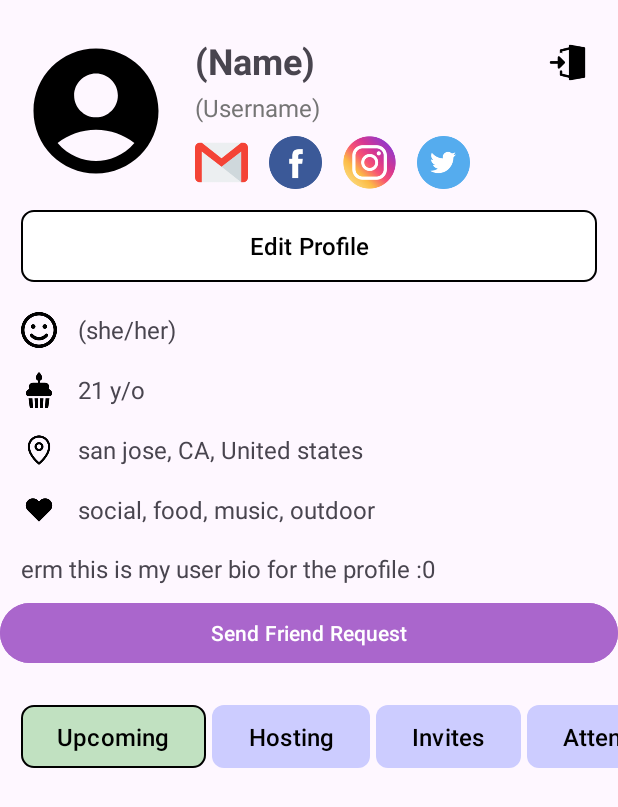
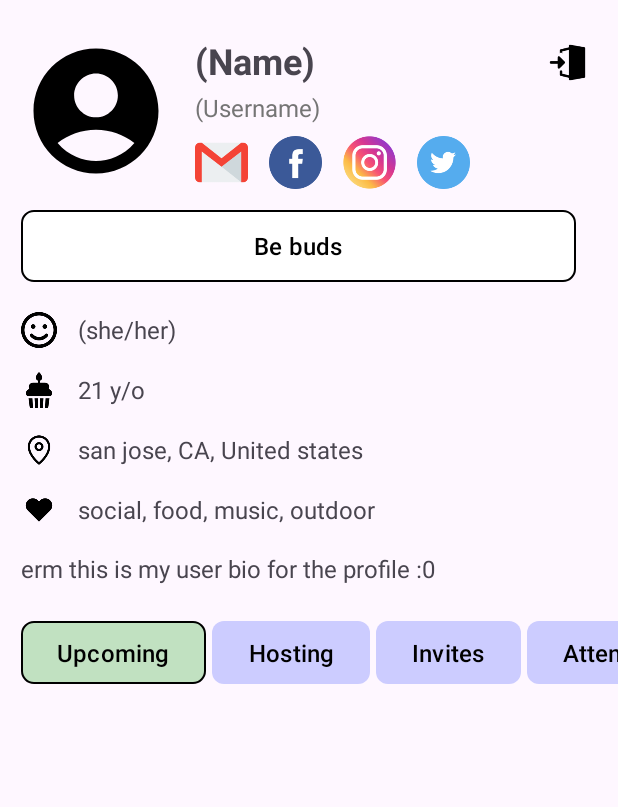
Before and after one commit to Opbabe/TEAMROOT, an Android app: the fragment UserProfileFragment placed in its activity, on a phone screen of 412 x 824 dp. Shown: the top 807 px of the screen. Run offline under Robolectric (Android 15) with nearby library versions, the light colour scheme and no system bars; our stand-ins replace CircleImageView, Firebase (no records; nobody signed in at launch, a user with empty details on screens opened directly), Picasso, navigation-ui; 11 statements that could not run were skipped.

Commit message:
friend request button ui on profile and display interests after save profile

```diff
--- a/app/src/main/java/edu/sjsu/sase/android/roots/user/UserProfileFragment.java
+++ b/app/src/main/java/edu/sjsu/sase/android/roots/user/UserProfileFragment.java
@@ -101,6 +101,7 @@
         tvPronouns.setText(userToDisplay.getPronouns());
         tvAge.setText(userToDisplay.getAge());
         tvLocation.setText(userToDisplay.getLocation());
+        tvInterests.setText(userToDisplay.getInterests());
         tvBio.setText(userToDisplay.getBio());
 
 
@@ -140,8 +141,11 @@
         //if viewing own profile hide button
         if (userToDisplay.getId().equals(currUser.getId())) {
             sendRequestBtn.setVisibility(View.GONE);
+            editProfileBtn.setVisibility(View.VISIBLE);
         } else {
+            sendRequestBtn.setVisibility(View.VISIBLE);
             sendRequestBtn.setOnClickListener(v -> sendFriendRequest());
+            editProfileBtn.setVisibility(View.GONE);
         }
 
         ImageView logoutBtn = view.findViewById(R.id.logoutBtn);
--- a/app/src/main/res/layout/fragment_user_profile.xml
+++ b/app/src/main/res/layout/fragment_user_profile.xml
@@ -137,6 +137,18 @@
                     android:visibility="visible"
                     android:textSize="@dimen/regular_text"
                     app:backgroundTint="@null" />
+                <Button
+                    android:id="@+id/btnSendFriendRequest"
+                    android:layout_width="match_parent"
+                    android:layout_height="wrap_content"
+                    android:layout_weight="1"
+                    android:layout_marginEnd="@dimen/page_padding"
+                    android:background="@drawable/button_selector"
+                    android:visibility="gone"
+                    android:text="Be buds"
+                    android:textColor="@color/black"
+                    android:textSize="@dimen/regular_text"
+                    app:backgroundTint="@null" />
 
                 <LinearLayout
                     android:layout_width="match_parent"
@@ -145,7 +157,7 @@
                     android:visibility="gone">
 
                     <Button
-                        android:id="@+id/beBudsBtn"
+                        android:id="@+id/SendFriendRequest"
                         android:layout_width="0dp"
                         android:layout_height="wrap_content"
                         android:layout_weight="1"
@@ -309,18 +321,20 @@
                 app:layout_constraintStart_toStartOf="parent"
                 app:layout_constraintEnd_toEndOf="parent" />
 
-            <!-- Friend Request Button -->
-            <Button
-                android:id="@+id/btnSendFriendRequest"
-                android:layout_width="0dp"
-                android:layout_height="wrap_content"
-                android:text="Send Friend Request"
-                android:layout_marginTop="8dp"
-                android:backgroundTint="@android:color/holo_purple"
-                android:textColor="@android:color/white"
-                app:layout_constraintTop_toBottomOf="@id/tvBio"
-                app:layout_constraintStart_toStartOf="parent"
-                app:layout_constraintEnd_toEndOf="parent" />
+<!--            &lt;!&ndash; Friend Request Button &ndash;&gt;-->
+<!--            <Button-->
+<!--                android:id="@+id/btnSendFriendRequest"-->
+<!--                android:layout_width="0dp"-->
+<!--                android:layout_height="wrap_content"-->
+<!--                android:text="Send Friend Request"-->
+<!--                android:textSize="@dimen/regular_text"-->
+<!--                android:layout_marginTop="8dp"-->
+<!--                android:background="@drawable/button_selector"-->
+<!--                app:backgroundTint="@null"-->
+<!--                android:textColor="@android:color/black"-->
+<!--                app:layout_constraintTop_toBottomOf="@id/tvBio"-->
+<!--                app:layout_constraintStart_toStartOf="parent"-->
+<!--                app:layout_constraintEnd_toEndOf="parent" />-->
 
             <!-- Event Tabs -->
             <HorizontalScrollView
@@ -329,7 +343,7 @@
                 android:layout_height="wrap_content"
                 android:layout_marginTop="24dp"
                 android:scrollbars="none"
-                app:layout_constraintTop_toBottomOf="@id/btnSendFriendRequest"
+                app:layout_constraintTop_toBottomOf="@id/tvBio"
                 app:layout_constraintStart_toStartOf="parent"
                 app:layout_constraintEnd_toEndOf="parent">
 
```
